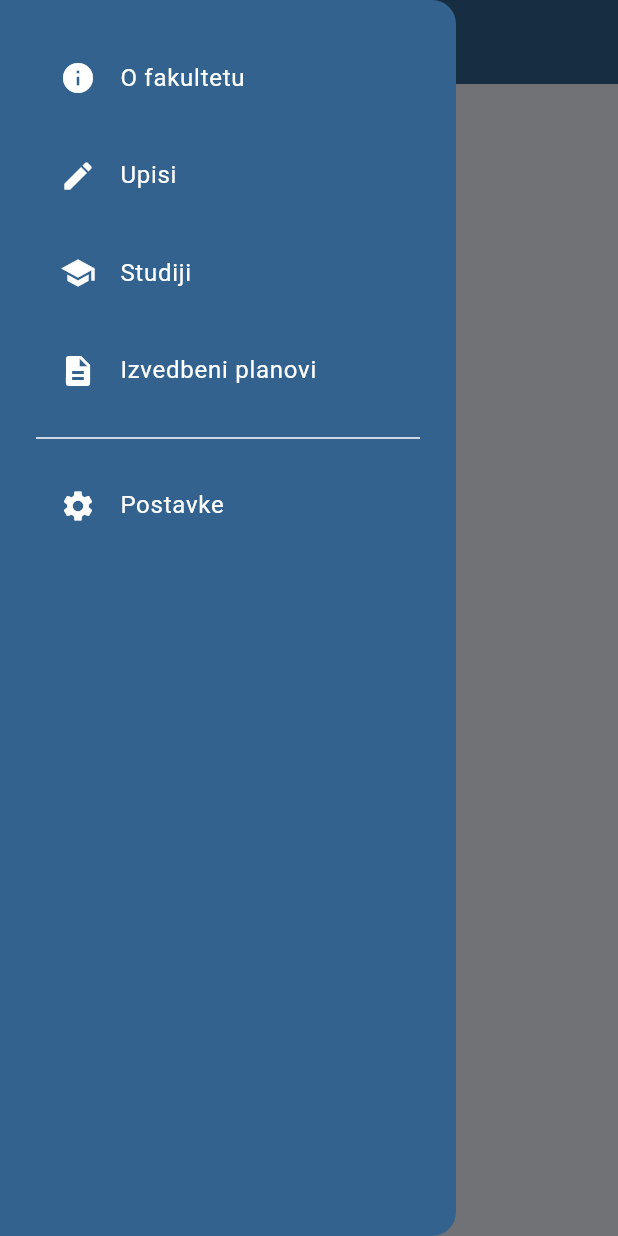
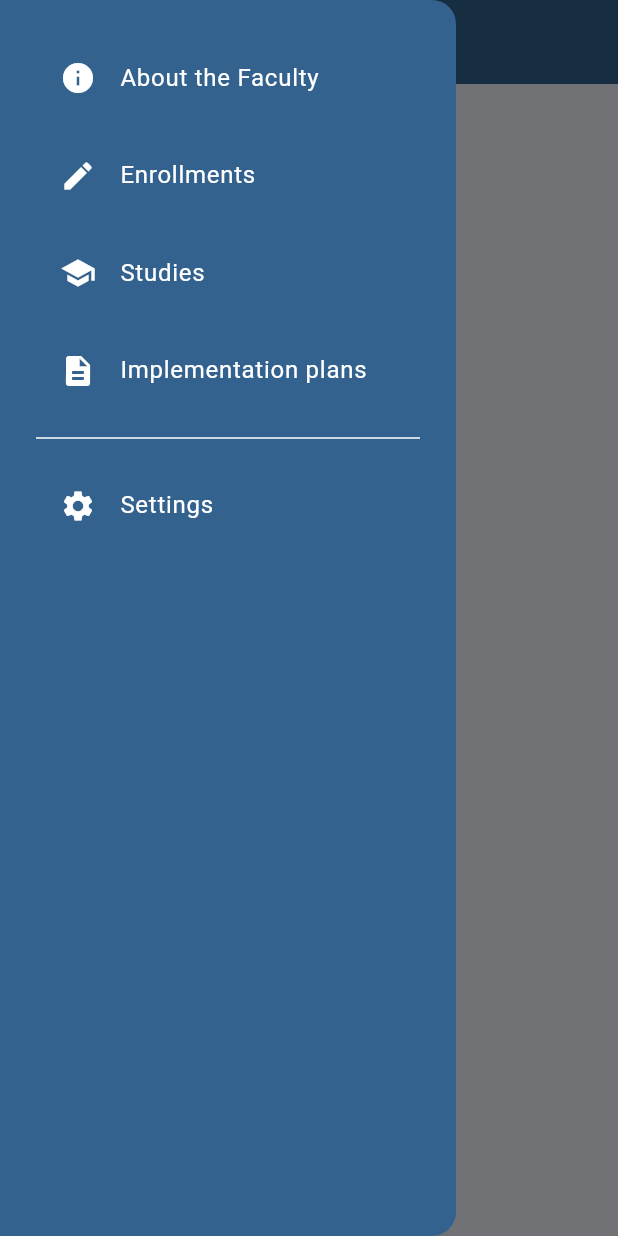
Before and after one commit to Noname3123/FiditME, a Flutter app: the screen it shows after launch, with the side drawer open, on a phone screen of 412 x 824 dp. Run offline on Flutter 3.47's test engine with Material 3 defaults, Android fonts, the phone set to English and light mode, and no system bars; our stand-ins replace settings_ui; generated files the repository leaves out were written again.

Commit message:
implemented functional settings, functional localization and created class responsible for defining role settings

```diff
--- /dev/null
+++ b/fidit_me_jakupovic/l10n.yaml
@@ -0,0 +1,4 @@
+##localization file
+arb-dir: lib/l10n
+template-arb-file: app_hr.arb
+output-localization-file: app_localizations.dart
--- /dev/null
+++ b/fidit_me_jakupovic/lib/l10n/app_en.arb
@@ -0,0 +1,17 @@
+{
+    "@@locale": "en",
+    "oFakultetu": "About the Faculty",
+    "upisi": "Enrollments",
+    "studiji": "Studies",
+    "dinpPlanovi": "Implementation plans",
+    "postavke": "Settings",
+    "jezik": "Language",
+    "darkMode": "Dark Mode",
+    "uloga": "Role",
+    "ulogaUcenik": "Student",
+    "ulogaStudentPredd": "Undergraduate Student",
+    "ulogaStudentDipl": "Graduate Student",
+    "izaberiJezik": "Select language",
+    "primijeni": "Apply",
+    "odustani": "Cancel"
+}
--- a/fidit_me_jakupovic/lib/main.dart
+++ b/fidit_me_jakupovic/lib/main.dart
@@ -1,6 +1,8 @@
 import 'package:fidit_me_jakupovic/mainpageframe.dart';
 import 'package:fidit_me_jakupovic/models/functionslist.dart';
 import 'package:flutter/material.dart';
+import 'package:flutter_gen/gen_l10n/app_localizations.dart';
+import 'package:fidit_me_jakupovic/models/role_settings.dart';
 
 void main() {
   runApp(MainApp());
@@ -23,10 +25,16 @@
 class MainAppState extends State<MainApp> {
   var currentThemeMode =
       ThemeMode.light; //TODO: update theme mode to the one saved on phone
+  var currentLocale = const Locale('en');
+  RoleSettings?
+      currentRole; //TODO: remain set as null in final - since load/save system would overload these intro settings. If it is null, then the dialog would open
   @override
   Widget build(BuildContext context) {
     return MaterialApp(
       title: 'FIDITme',
+      locale: currentLocale,
+      localizationsDelegates: AppLocalizations.localizationsDelegates,
+      supportedLocales: AppLocalizations.supportedLocales,
       theme: ThemeData(
         // This is the theme of your application.
         colorScheme: widget.colorSchemeLight,
@@ -68,8 +76,13 @@
       home: MainPageFrame(
         title: 'FIDITme',
         passedFunctionsList: FunctionsList(
-            getDarkModeStatus: getDarkModeStatus,
-            updateDarkModeStatus: updateDarkModeStatus),
+          getDarkModeStatus: getDarkModeStatus,
+          updateDarkModeStatus: updateDarkModeStatus,
+          getLocale: getLocale,
+          setLocale: setLocale,
+          getRole: getRole,
+          setRole: setRole,
+        ),
       ),
     );
   }
@@ -88,4 +101,28 @@
     }
     return false;
   }
+
+  ///this method takes a two character language code (String) and loads in a new locale for the app
+  void setLocale(String langCode) {
+    setState(() {
+      currentLocale = Locale(langCode);
+    });
+  }
+
+  ///getter for the current locale of the app. Return Locale object
+  Locale getLocale() {
+    return currentLocale;
+  }
+
+  ///this method takes a role Setting and updates the currentRole field
+  void setRole(RoleSettings role) {
+    setState(() {
+      currentRole = role;
+    });
+  }
+
+  ///getter for the current role of the app. Returns RoleSettings object
+  RoleSettings? getRole() {
+    return currentRole;
+  }
 }
--- a/fidit_me_jakupovic/lib/models/functionslist.dart
+++ b/fidit_me_jakupovic/lib/models/functionslist.dart
@@ -1,7 +1,18 @@
 ///this class acts as a ""structure"" of functions which are passed between widgets children and parents. Passed functions are related to functions called as events when ui is interacted with
 class FunctionsList {
-  FunctionsList({this.getDarkModeStatus, this.updateDarkModeStatus});
+  FunctionsList({
+    this.getDarkModeStatus,
+    this.updateDarkModeStatus,
+    this.getLocale,
+    this.setLocale,
+    this.getRole,
+    this.setRole,
+  });
 
   Function? getDarkModeStatus;
   Function? updateDarkModeStatus;
+  Function? getLocale;
+  Function? setLocale;
+  Function? getRole;
+  Function? setRole;
 }
--- /dev/null
+++ b/fidit_me_jakupovic/lib/models/role_settings.dart
@@ -0,0 +1,7 @@
+///this is a class of bool fields which define which parts of the app are available to user. Each role has appropriate RoleSettings associated with it
+class RoleSettings {
+  RoleSettings(
+      {required this.canSeeDinp}); //TODO: create class which will be used for configuring app from role perspective
+
+  bool canSeeDinp = false;
+}
--- a/fidit_me_jakupovic/lib/navdrawer.dart
+++ b/fidit_me_jakupovic/lib/navdrawer.dart
@@ -1,4 +1,5 @@
 import 'package:flutter/material.dart';
+import 'package:flutter_gen/gen_l10n/app_localizations.dart';
 
 ///this class inits the sidebar used for navigation.
 class NavDrawer extends StatelessWidget {
@@ -25,33 +26,33 @@ class NavDrawer extends StatelessWidget {
       children: [
         ListTile(
             leading: const Icon(Icons.info),
-            title: const Text("O fakultetu"),
+            title: Text(AppLocalizations.of(context)!.oFakultetu),
             onTap: () {
               rerouteAndCloseDrawer(context, 0);
             }),
         ListTile(
           leading: const Icon(Icons.edit),
-          title: const Text("Upisi"),
+          title: Text(AppLocalizations.of(context)!.upisi),
           onTap: () {
             rerouteAndCloseDrawer(context, 1);
           },
         ),
         ListTile(
             leading: const Icon(Icons.school),
-            title: const Text("Studiji"),
+            title: Text(AppLocalizations.of(context)!.studiji),
             onTap: () {
               rerouteAndCloseDrawer(context, 2);
             }),
         ListTile(
             leading: const Icon(Icons.description),
-            title: const Text("Izvedbeni planovi"),
+            title: Text(AppLocalizations.of(context)!.dinpPlanovi),
             onTap: () {
               rerouteAndCloseDrawer(context, 3);
             }),
         const Divider(),
         ListTile(
             leading: const Icon(Icons.settings),
-            title: const Text("Postavke"),
+            title: Text(AppLocalizations.of(context)!.postavke),
             onTap: () {
               rerouteAndCloseDrawer(context, 4);
             }),
--- a/fidit_me_jakupovic/pubspec.yaml
+++ b/fidit_me_jakupovic/pubspec.yaml
@@ -36,6 +36,9 @@ dependencies:
   # The following adds the Cupertino Icons font to your application.
   # Use with the CupertinoIcons class for iOS style icons.
   cupertino_icons: ^1.0.8
+  flutter_localizations:
+    sdk: flutter
+  intl: any
 
 dev_dependencies:
   flutter_test:
@@ -58,6 +61,7 @@ flutter:
   # included with your application, so that you can use the icons in
   # the material Icons class.
   uses-material-design: true
+  generate: true ##used to enable autogeneration for langs
 
   # To add assets to your application, add an assets section, like this:
   # assets:
```
Also changed, not shown: fidit_me_jakupovic/lib/l10n/app_hr.arb (added, +73 -0 lines), fidit_me_jakupovic/lib/models/definedlocales.dart (added, +11 -0 lines), fidit_me_jakupovic/lib/models/definedroles.dart (added, +14 -0 lines), fidit_me_jakupovic/lib/models/role_to_localized_name_mapper.dart (added, +49 -0 lines), fidit_me_jakupovic/lib/pages/language_popup.dart (added, +78 -0 lines), fidit_me_jakupovic/lib/pages/role_select_popup.dart (added, +85 -0 lines), fidit_me_jakupovic/lib/pages/settings.dart (+46 -11 lines), fidit_me_jakupovic/pubspec.lock.
